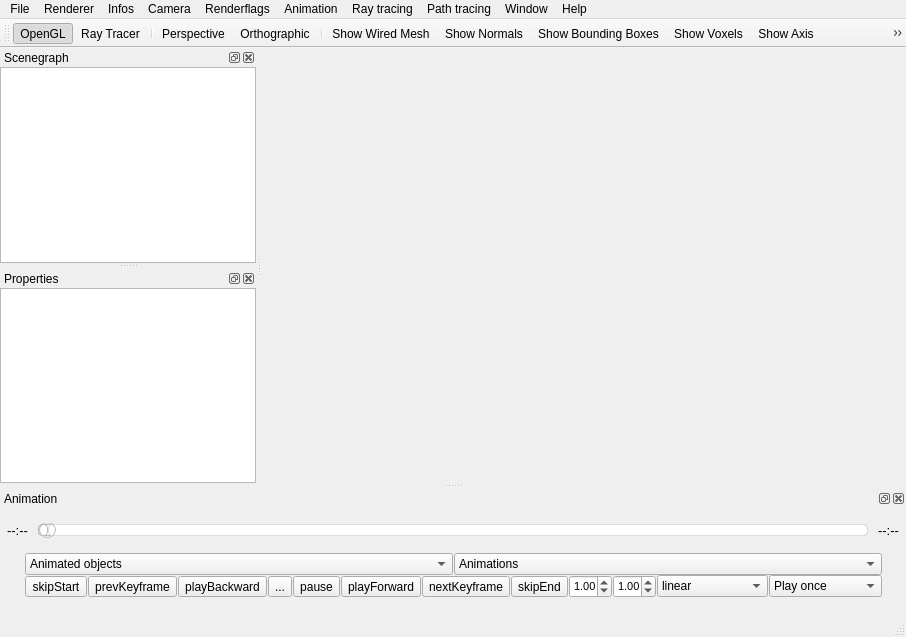
Old version of the form app-Viewer-Qt/qtMainWindow.ui in the repository cpvrlab/SLProject.
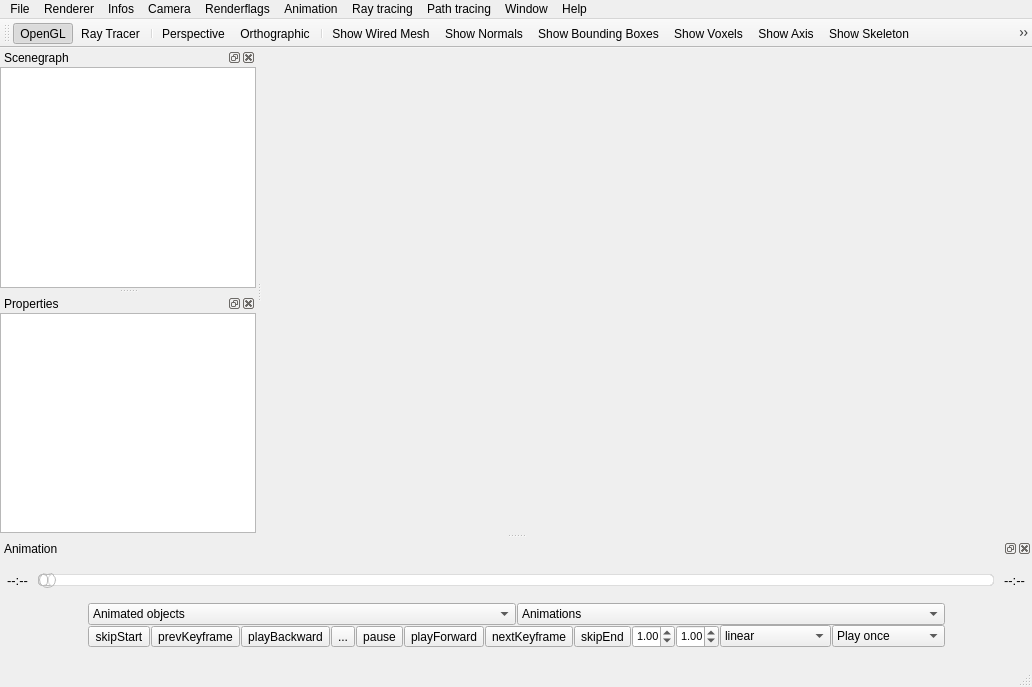
New version of the form. Icons and pictures are not drawn. Custom widgets are drawn as their Qt base class.

```diff
--- a/app-Viewer-Qt/qtMainWindow.ui
+++ b/app-Viewer-Qt/qtMainWindow.ui
@@ -6,8 +6,8 @@
    <rect>
     <x>0</x>
     <y>0</y>
-    <width>906</width>
-    <height>637</height>
+    <width>1032</width>
+    <height>687</height>
    </rect>
   </property>
   <property name="sizePolicy">
@@ -18,8 +18,8 @@
   </property>
   <property name="minimumSize">
    <size>
-    <width>0</width>
-    <height>0</height>
+    <width>600</width>
+    <height>400</height>
    </size>
   </property>
   <property name="focusPolicy">
@@ -37,7 +37,7 @@
     <rect>
      <x>0</x>
      <y>0</y>
-     <width>906</width>
+     <width>1032</width>
      <height>21</height>
     </rect>
    </property>
```
Left out of the diff: 106 changed lines with no effect on the pictures.
